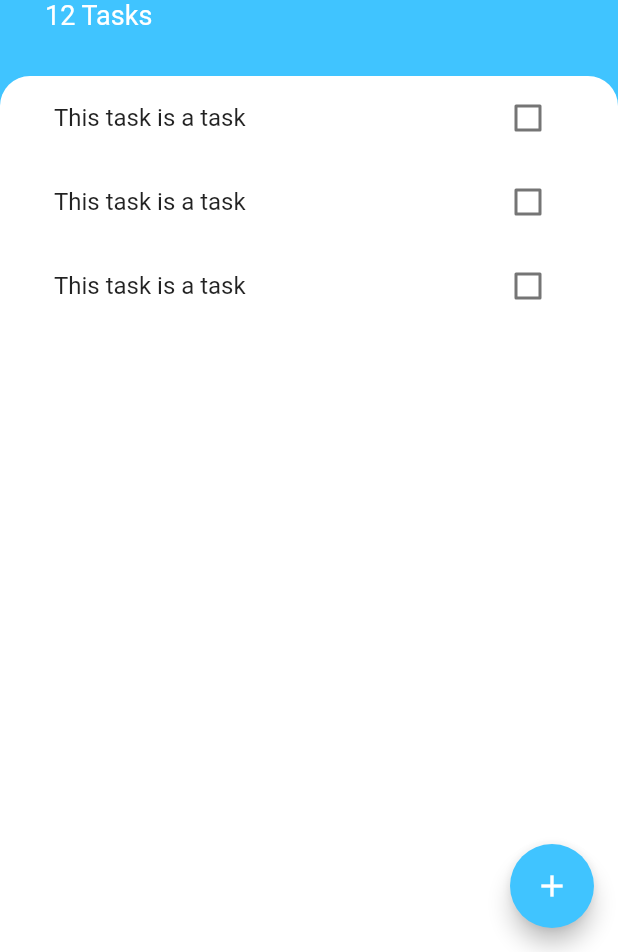
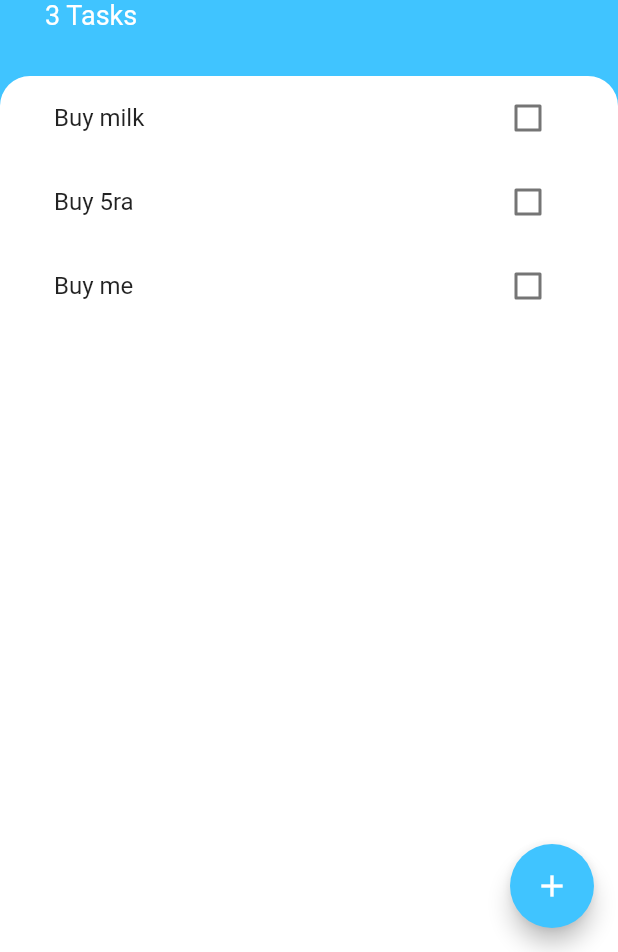
Before and after one commit to Milad9A/Todoer, a Flutter app: the screen it shows after launch, on a phone screen of 412 x 824 dp, the part 284-1236 px from its top. Run offline on Flutter 3.47's test engine with Material 2 defaults, Android fonts, the phone set to English and light mode, and no system bars.

Commit message:
Able to Add tasks using the thing that comes from the buttom

```diff
--- /dev/null
+++ b/lib/models/task.dart
@@ -0,0 +1,10 @@
+class Task {
+  String name;
+  bool isDone;
+
+  Task({this.name, this.isDone = false});
+
+  void toggleDone() {
+    isDone = !isDone;
+  }
+}
--- a/lib/screens/add_task_screen.dart
+++ b/lib/screens/add_task_screen.dart
@@ -1,6 +1,16 @@
 import 'package:flutter/material.dart';
 
-class AddTaskScreen extends StatelessWidget {
+class AddTaskScreen extends StatefulWidget {
+  final Function taskCallback;
+
+  const AddTaskScreen({this.taskCallback});
+
+  @override
+  _AddTaskScreenState createState() => _AddTaskScreenState();
+}
+
+class _AddTaskScreenState extends State<AddTaskScreen> {
+  var taskName;
   @override
   Widget build(BuildContext context) {
     return Container(
@@ -34,13 +44,16 @@ class AddTaskScreen extends StatelessWidget {
               TextField(
                 textAlign: TextAlign.center,
                 autofocus: true,
+                onChanged: (newValue) {
+                  taskName = newValue;
+                },
               ),
               SizedBox(
                 height: 24.0,
               ),
               FlatButton(
                 onPressed: () {
-                  //TODO Add task to list
+                  widget.taskCallback(taskName);
                 },
                 color: Colors.lightBlueAccent,
                 child: Text(
--- a/lib/screens/tasks_screen.dart
+++ b/lib/screens/tasks_screen.dart
@@ -1,8 +1,20 @@
 import 'package:flutter/material.dart';
+import 'package:todoer/models/task.dart';
 import 'package:todoer/widgets/tasks_list.dart';
 import 'package:todoer/screens/add_task_screen.dart';
 
-class TasksScreen extends StatelessWidget {
+class TasksScreen extends StatefulWidget {
+  @override
+  _TasksScreenState createState() => _TasksScreenState();
+}
+
+class _TasksScreenState extends State<TasksScreen> {
+  List<Task> tasks = [
+    Task(name: 'Buy milk'),
+    Task(name: 'Buy 5ra'),
+    Task(name: 'Buy me'),
+  ];
+
   @override
   Widget build(BuildContext context) {
     return Scaffold(
@@ -11,7 +23,14 @@ class TasksScreen extends StatelessWidget {
         onPressed: () {
           showModalBottomSheet(
             context: context,
-            builder: (context) => AddTaskScreen(),
+            builder: (context) => AddTaskScreen(
+              taskCallback: (String taskName) {
+                setState(() {
+                  tasks.add(Task(name: taskName));
+                });
+                Navigator.pop(context);
+              },
+            ),
           );
         },
         backgroundColor: Colors.lightBlueAccent,
@@ -53,7 +72,7 @@ class TasksScreen extends StatelessWidget {
                   ),
                 ),
                 Text(
-                  '12 Tasks',
+                  '${tasks.length} Tasks',
                   style: TextStyle(
                     color: Colors.white,
                     fontSize: 18.0,
@@ -73,7 +92,7 @@ class TasksScreen extends StatelessWidget {
                   top: Radius.circular(20.0),
                 ),
               ),
-              child: TasksList(),
+              child: TasksList(tasks: tasks),
             ),
           ),
         ],
--- a/lib/widgets/task_tile.dart
+++ b/lib/widgets/task_tile.dart
@@ -1,49 +1,30 @@
 import 'package:flutter/material.dart';
 
-class TaskTile extends StatefulWidget {
-  @override
-  _TaskTileState createState() => _TaskTileState();
-}
+class TaskTile extends StatelessWidget {
+  final bool isChecked;
+  final String taskTitle;
+  final Function checkboxCallback;
 
-class _TaskTileState extends State<TaskTile> {
-  bool isChecked = false;
+  TaskTile({
+    this.isChecked,
+    this.taskTitle,
+    this.checkboxCallback,
+  });
 
   @override
   Widget build(BuildContext context) {
     return ListTile(
       title: Text(
-        'This task is a task',
+        taskTitle,
         style: TextStyle(
           decoration: isChecked ? TextDecoration.lineThrough : null,
         ),
       ),
-      trailing: TaskCheckbox(
-        checkboxState: isChecked,
-        toggleCheckboxState: (bool checkboxState) {
-          setState(() {
-            isChecked = checkboxState;
-          });
-        },
+      trailing: Checkbox(
+        activeColor: Colors.lightBlueAccent,
+        value: isChecked,
+        onChanged: checkboxCallback,
       ),
     );
   }
 }
-
-class TaskCheckbox extends StatelessWidget {
-  final bool checkboxState;
-  final Function toggleCheckboxState;
-
-  const TaskCheckbox({
-    this.checkboxState,
-    this.toggleCheckboxState,
-  });
-
-  @override
-  Widget build(BuildContext context) {
-    return Checkbox(
-      activeColor: Colors.lightBlueAccent,
-      value: checkboxState,
-      onChanged: toggleCheckboxState,
-    );
-  }
-}
--- a/lib/widgets/tasks_list.dart
+++ b/lib/widgets/tasks_list.dart
@@ -1,15 +1,33 @@
 import 'package:flutter/material.dart';
-import 'task_tile.dart';
+import 'package:todoer/widgets/task_tile.dart';
+import 'package:todoer/models/task.dart';
 
-class TasksList extends StatelessWidget {
+class TasksList extends StatefulWidget {
+  final List<Task> tasks;
+
+  TasksList({
+    this.tasks,
+  });
+
   @override
+  _TasksListState createState() => _TasksListState();
+}
+
+class _TasksListState extends State<TasksList> {
   Widget build(BuildContext context) {
-    return ListView(
-      children: <Widget>[
-        TaskTile(),
-        TaskTile(),
-        TaskTile(),
-      ],
+    return ListView.builder(
+      itemCount: widget.tasks.length,
+      itemBuilder: (context, index) {
+        return TaskTile(
+          taskTitle: widget.tasks[index].name,
+          isChecked: widget.tasks[index].isDone,
+          checkboxCallback: (bool checkboxState) {
+            setState(() {
+              widget.tasks[index].toggleDone();
+            });
+          },
+        );
+      },
     );
   }
 }
```
Also changed, not shown: pubspec.yaml (+1 -53 lines).
